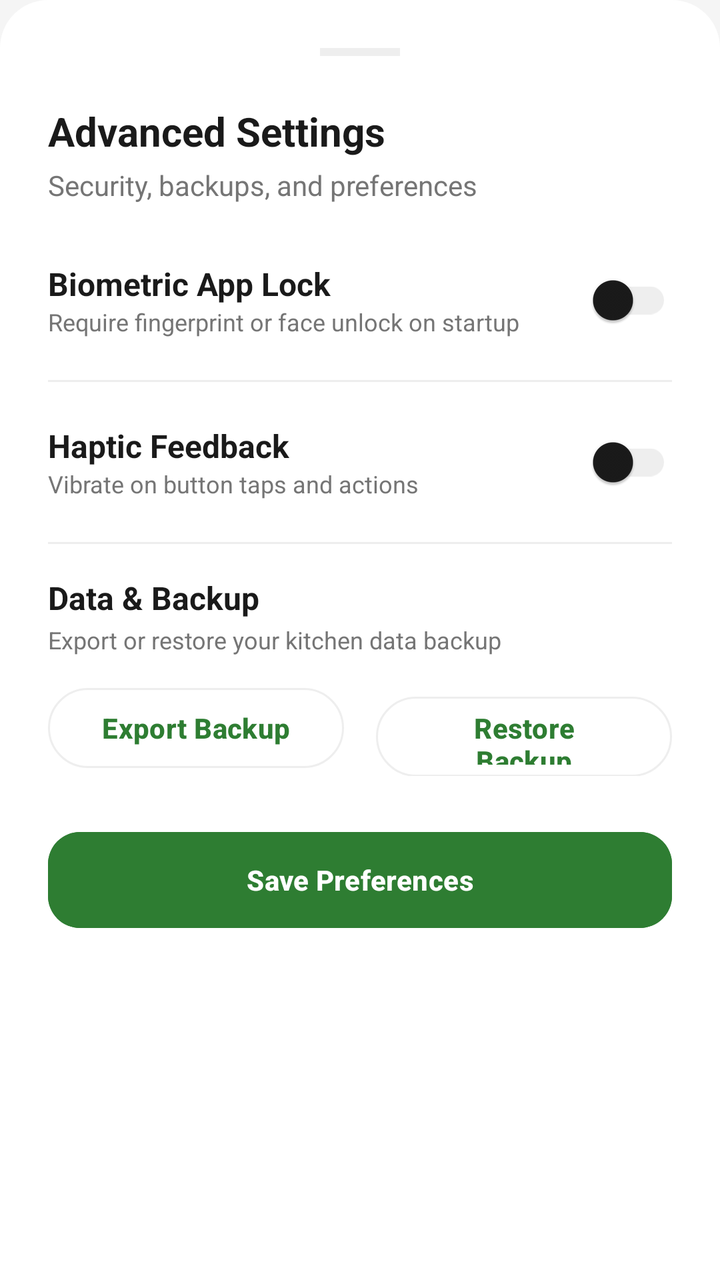
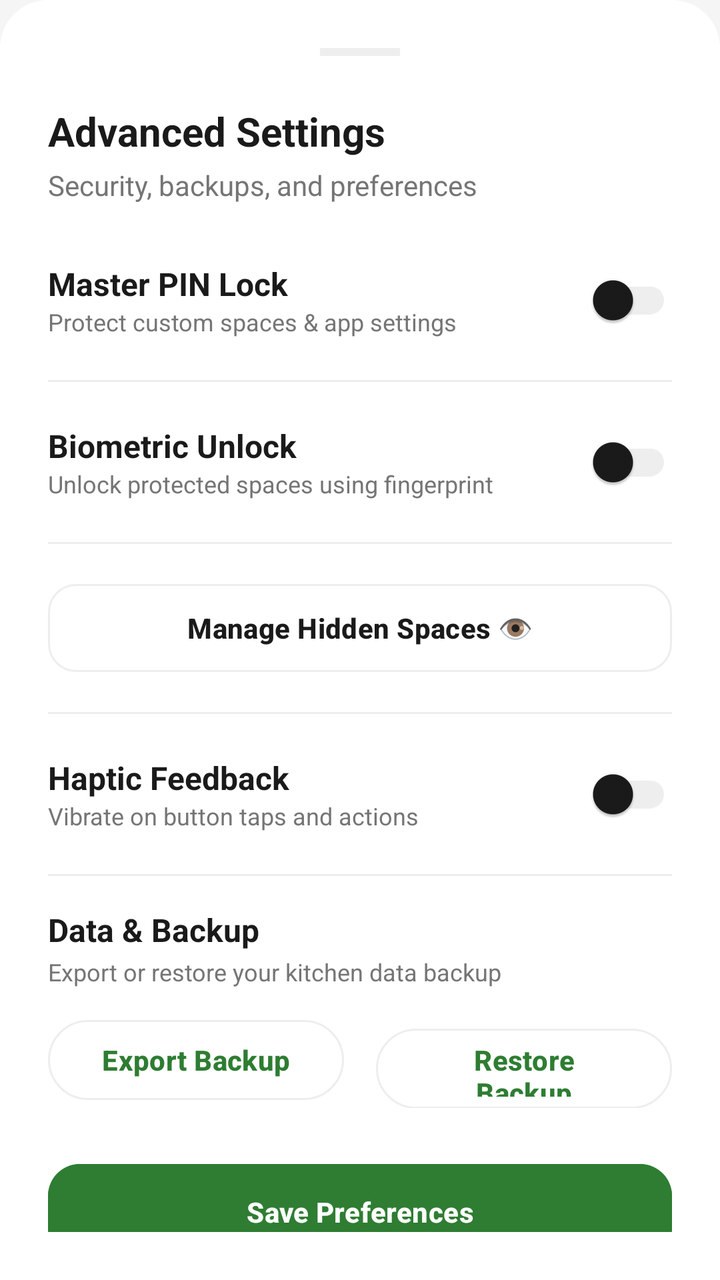

Screens rendered from an Android XML layout before and after an edit, with the pre-edit source and the edit as a unified diff.
<!-- AndroidManifest.xml: application theme Theme.FridgeWise -->
<!-- res/layout/bottom_sheet_advanced_settings.xml -->
<?xml version="1.0" encoding="utf-8"?>
<LinearLayout xmlns:android="http://schemas.android.com/apk/res/android"
    xmlns:app="http://schemas.android.com/apk/res-auto"
    android:layout_width="match_parent"
    android:layout_height="wrap_content"
    android:background="@drawable/bg_bottom_sheet"
    android:orientation="vertical"
    android:padding="24dp">

    <View
        android:layout_width="40dp"
        android:layout_height="4dp"
        android:layout_gravity="center_horizontal"
        android:layout_marginBottom="24dp"
        android:background="@color/divider_color" />

    <TextView
        android:layout_width="wrap_content"
        android:layout_height="wrap_content"
        android:text="Advanced Settings"
        android:textColor="@color/profile_text_primary"
        android:textSize="20sp"
        android:textStyle="bold" />

    <TextView
        android:layout_width="wrap_content"
        android:layout_height="wrap_content"
        android:layout_marginTop="4dp"
        android:text="Security, backups, and preferences"
        android:textColor="@color/profile_text_secondary"
        android:textSize="14sp" />

    <LinearLayout
        android:layout_width="match_parent"
        android:layout_height="wrap_content"
        android:layout_marginTop="24dp"
        android:gravity="center_vertical"
        android:orientation="horizontal">

        <LinearLayout
            android:layout_width="0dp"
            android:layout_height="wrap_content"
            android:layout_weight="1"
            android:orientation="vertical">

            <TextView
                android:layout_width="wrap_content"
                android:layout_height="wrap_content"
                android:text="Biometric App Lock"
                android:textColor="@color/profile_text_primary"
                android:textSize="16sp"
                android:textStyle="bold" />

            <TextView
                android:layout_width="wrap_content"
                android:layout_height="wrap_content"
                android:text="Require fingerprint or face unlock on startup"
                android:textColor="@color/profile_text_secondary"
                android:textSize="12sp" />
        </LinearLayout>

        <androidx.appcompat.widget.SwitchCompat
            android:id="@+id/switchBiometricLock"
            android:layout_width="wrap_content"
            android:layout_height="wrap_content" />
    </LinearLayout>

    <View
        android:layout_width="match_parent"
        android:layout_height="1dp"
        android:layout_marginVertical="16dp"
        android:background="@color/divider_color" />

    <LinearLayout
        android:layout_width="match_parent"
        android:layout_height="wrap_content"
        android:gravity="center_vertical"
        android:orientation="horizontal">

        <LinearLayout
            android:layout_width="0dp"
            android:layout_height="wrap_content"
            android:layout_weight="1"
            android:orientation="vertical">

            <TextView
                android:layout_width="wrap_content"
                android:layout_height="wrap_content"
                android:text="Haptic Feedback"
                android:textColor="@color/profile_text_primary"
                android:textSize="16sp"
                android:textStyle="bold" />

            <TextView
                android:layout_width="wrap_content"
                android:layout_height="wrap_content"
                android:text="Vibrate on button taps and actions"
                android:textColor="@color/profile_text_secondary"
                android:textSize="12sp" />
        </LinearLayout>

        <androidx.appcompat.widget.SwitchCompat
            android:id="@+id/switchHaptic"
            android:layout_width="wrap_content"
            android:layout_height="wrap_content" />
    </LinearLayout>

    <View
        android:layout_width="match_parent"
        android:layout_height="1dp"
        android:layout_marginVertical="16dp"
        android:background="@color/divider_color" />

    <TextView
        android:layout_width="wrap_content"
        android:layout_height="wrap_content"
        android:text="Data &amp; Backup"
        android:textColor="@color/profile_text_primary"
        android:textSize="16sp"
        android:textStyle="bold" />

    <TextView
        android:layout_width="wrap_content"
        android:layout_height="wrap_content"
        android:layout_marginTop="2dp"
        android:text="Export or restore your kitchen data backup"
        android:textColor="@color/profile_text_secondary"
        android:textSize="12sp" />

    <LinearLayout
        android:layout_width="match_parent"
        android:layout_height="wrap_content"
        android:layout_marginTop="12dp"
        android:orientation="horizontal">

        <com.google.android.material.button.MaterialButton
            android:id="@+id/btnExportBackup"
            style="@style/Widget.Material3.Button.OutlinedButton"
            android:layout_width="0dp"
            android:layout_height="48dp"
            android:layout_weight="1"
            android:layout_marginEnd="8dp"
            android:text="Export Backup"
            android:textAllCaps="false" />

        <com.google.android.material.button.MaterialButton
            android:id="@+id/btnRestoreBackup"
            style="@style/Widget.Material3.Button.OutlinedButton"
            android:layout_width="0dp"
            android:layout_height="48dp"
            android:layout_weight="1"
            android:layout_marginStart="8dp"
            android:text="Restore Backup"
            android:textAllCaps="false" />
    </LinearLayout>

    <com.google.android.material.button.MaterialButton
        android:id="@+id/btnSaveAdvanced"
        android:layout_width="match_parent"
        android:layout_height="56dp"
        android:layout_marginTop="24dp"
        android:text="Save Preferences"
        android:textAllCaps="false"
        android:textColor="@color/white"
        android:textStyle="bold"
        app:cornerRadius="16dp"
        android:backgroundTint="@color/green_primary" />

</LinearLayout>
<!-- resources referenced by this layout -->
<resources>
  <color name="divider_color">#EEEEEE</color>
  <color name="green_primary">#2E7D32</color>
  <color name="profile_text_primary">#1A1A1A</color>
  <color name="profile_text_secondary">#757575</color>
  <color name="white">#FFFFFF</color>
  <!-- drawable bg_bottom_sheet (drawable) -->
  <?xml version="1.0" encoding="utf-8"?>
  <shape xmlns:android="http://schemas.android.com/apk/res/android">
      <solid android:color="@color/bg_secondary" />
      <corners
          android:topLeftRadius="24dp"
          android:topRightRadius="24dp" />
  </shape>
  <style name="Theme.FridgeWise" parent="Base.Theme.FridgeWise" />
  <color name="bg_secondary">#FFFFFF</color>
  <color name="green_pale">#E8F5E9</color>
  <color name="profile_accent_teal">#2DD4BF</color>
  <color name="text_primary">#1A1A1A</color>
  <color name="surface_elevated">#FFFFFF</color>
  <color name="text_secondary">#757575</color>
  <color name="bg_primary">#F5F5F5</color>
  <style name="TextAppearance.App.TitleLarge" parent="TextAppearance.Material3.TitleLarge">
          <item name="android:textStyle">bold</item>
          <item name="android:textColor">@color/text_primary</item>
          <item name="android:letterSpacing">-0.02</item>
          <item name="android:includeFontPadding">false</item>
      </style>
  <style name="TextAppearance.App.TitleMedium" parent="TextAppearance.Material3.TitleMedium">
          <item name="android:textStyle">bold</item>
          <item name="android:textColor">@color/text_primary</item>
          <item name="android:letterSpacing">-0.01</item>
          <item name="android:includeFontPadding">false</item>
      </style>
  <style name="TextAppearance.App.BodyLarge" parent="TextAppearance.Material3.BodyLarge">
          <item name="android:textColor">@color/text_primary</item>
          <item name="android:letterSpacing">0.0</item>
          <item name="android:includeFontPadding">false</item>
      </style>
  <style name="TextAppearance.App.BodyMedium" parent="TextAppearance.Material3.BodyMedium">
          <item name="android:textColor">@color/text_secondary</item>
          <item name="android:letterSpacing">0.0</item>
          <item name="android:includeFontPadding">false</item>
      </style>
  <style name="TextAppearance.App.LabelLarge" parent="TextAppearance.Material3.LabelLarge">
          <item name="android:textColor">@color/green_primary</item>
          <item name="android:textStyle">bold</item>
          <item name="android:letterSpacing">0.01</item>
          <item name="android:includeFontPadding">false</item>
      </style>
  <style name="Widget.App.FloatingActionButton" parent="Widget.Material3.FloatingActionButton.Primary">
          <item name="backgroundTint">@color/green_primary</item>
          <item name="tint">@color/white</item>
      </style>
  <!-- unchanged entries left out for length: 1 -->
</resources>

<!-- the commit's change to res/layout/bottom_sheet_advanced_settings.xml (unified diff, before → after) -->
@@ -30,6 +30,7 @@
         android:textColor="@color/profile_text_secondary"
         android:textSize="14sp" />
 
+    
     <LinearLayout
         android:layout_width="match_parent"
         android:layout_height="wrap_content"
@@ -46,7 +47,7 @@
             <TextView
                 android:layout_width="wrap_content"
                 android:layout_height="wrap_content"
-                android:text="Biometric App Lock"
+                android:text="Master PIN Lock"
                 android:textColor="@color/profile_text_primary"
                 android:textSize="16sp"
                 android:textStyle="bold" />
@@ -54,7 +55,58 @@
             <TextView
                 android:layout_width="wrap_content"
                 android:layout_height="wrap_content"
-                android:text="Require fingerprint or face unlock on startup"
+                android:text="Protect custom spaces &amp; app settings"
+                android:textColor="@color/profile_text_secondary"
+                android:textSize="12sp" />
+        </LinearLayout>
+
+        <androidx.appcompat.widget.SwitchCompat
+            android:id="@+id/switchMasterLock"
+            android:layout_width="wrap_content"
+            android:layout_height="wrap_content" />
+    </LinearLayout>
+
+    <com.google.android.material.button.MaterialButton
+        android:id="@+id/btnChangeMasterPin"
+        style="@style/Widget.Material3.Button.TextButton"
+        android:layout_width="wrap_content"
+        android:layout_height="wrap_content"
+        android:layout_marginTop="4dp"
+        android:text="Change Master PIN"
+        android:textColor="@color/green_primary"
+        android:visibility="gone" />
+
+    <View
+        android:layout_width="match_parent"
+        android:layout_height="1dp"
+        android:layout_marginVertical="16dp"
+        android:background="@color/divider_color" />
+
+    
+    <LinearLayout
+        android:layout_width="match_parent"
+        android:layout_height="wrap_content"
+        android:gravity="center_vertical"
+        android:orientation="horizontal">
+
+        <LinearLayout
+            android:layout_width="0dp"
+            android:layout_height="wrap_content"
+            android:layout_weight="1"
+            android:orientation="vertical">
+
+            <TextView
+                android:layout_width="wrap_content"
+                android:layout_height="wrap_content"
+                android:text="Biometric Unlock"
+                android:textColor="@color/profile_text_primary"
+                android:textSize="16sp"
+                android:textStyle="bold" />
+
+            <TextView
+                android:layout_width="wrap_content"
+                android:layout_height="wrap_content"
+                android:text="Unlock protected spaces using fingerprint"
                 android:textColor="@color/profile_text_secondary"
                 android:textSize="12sp" />
         </LinearLayout>
@@ -64,6 +116,24 @@
             android:layout_width="wrap_content"
             android:layout_height="wrap_content" />
     </LinearLayout>
+
+    <View
+        android:layout_width="match_parent"
+        android:layout_height="1dp"
+        android:layout_marginVertical="16dp"
+        android:background="@color/divider_color" />
+
+    
+    <com.google.android.material.button.MaterialButton
+        android:id="@+id/btnManageHiddenSpaces"
+        style="@style/Widget.Material3.Button.OutlinedButton"
+        android:layout_width="match_parent"
+        android:layout_height="52dp"
+        android:text="Manage Hidden Spaces 👁"
+        android:textAllCaps="false"
+        android:textColor="@color/profile_text_primary"
+        app:strokeColor="@color/divider_color"
+        app:cornerRadius="14dp" />
 
     <View
         android:layout_width="match_parent"
